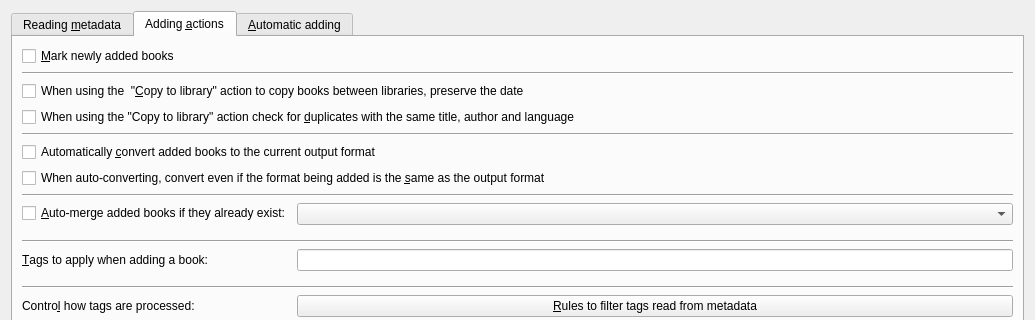
Qt form src/calibre/gui2/preferences/adding.ui (debian-calibre/calibre) before a commit; both pictures show x 0 to 1035 and y 0 to 320 of the 1035 by 547 pixel window.
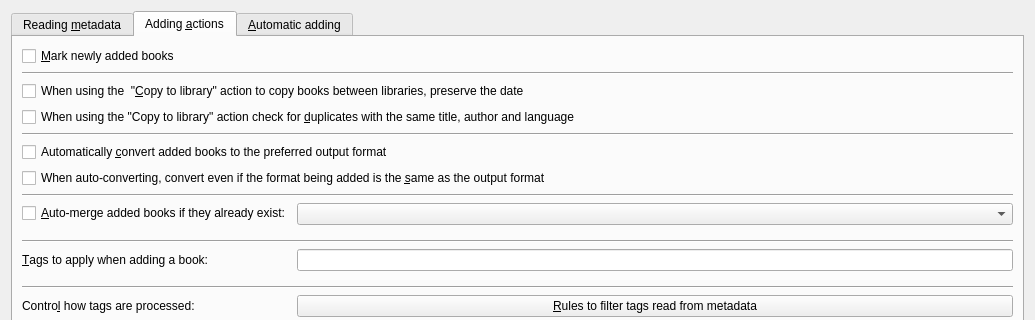
The same form after that commit. The open tabs and pages were chosen to show the change. Icons and pictures are not drawn.

Patch:
```diff
--- a/src/calibre/gui2/preferences/adding.ui
+++ b/src/calibre/gui2/preferences/adding.ui
@@ -125,7 +125,7 @@
        <item row="5" column="0" colspan="2">
         <widget class="QCheckBox" name="opt_manual_add_auto_convert">
          <property name="text">
-          <string>Automatically &amp;convert added books to the current output format</string>
+          <string>Automatically &amp;convert added books to the preferred output format</string>
          </property>
         </widget>
        </item>
```
Left out of the diff: 2 changed lines with no effect on the pictures.
